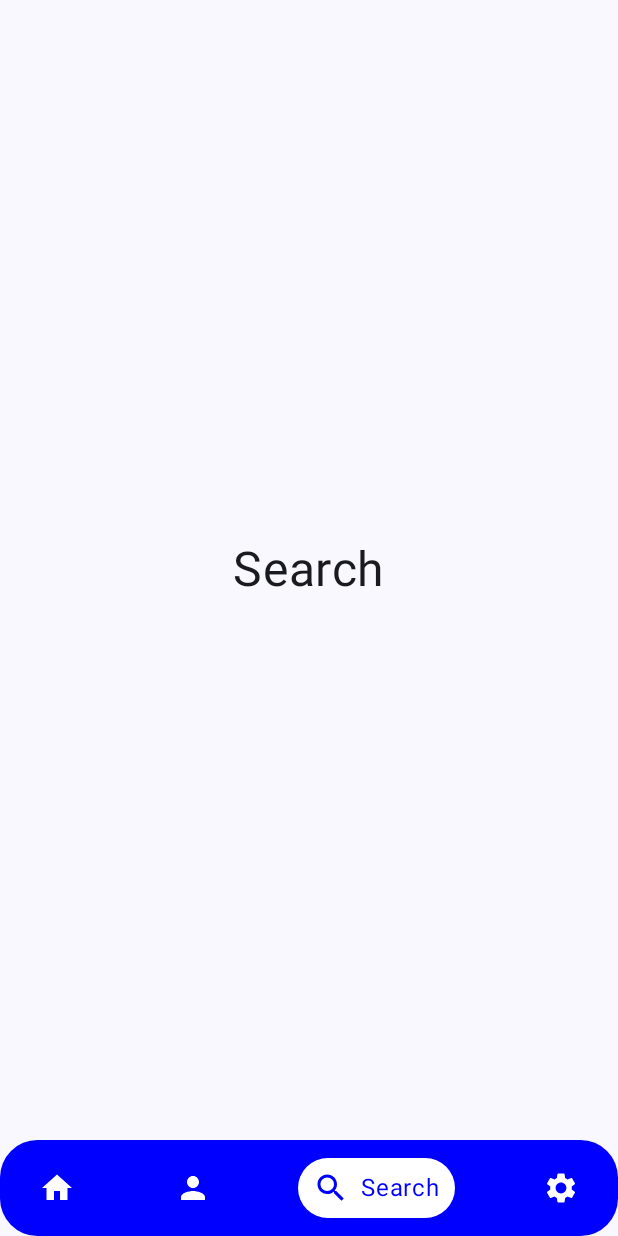
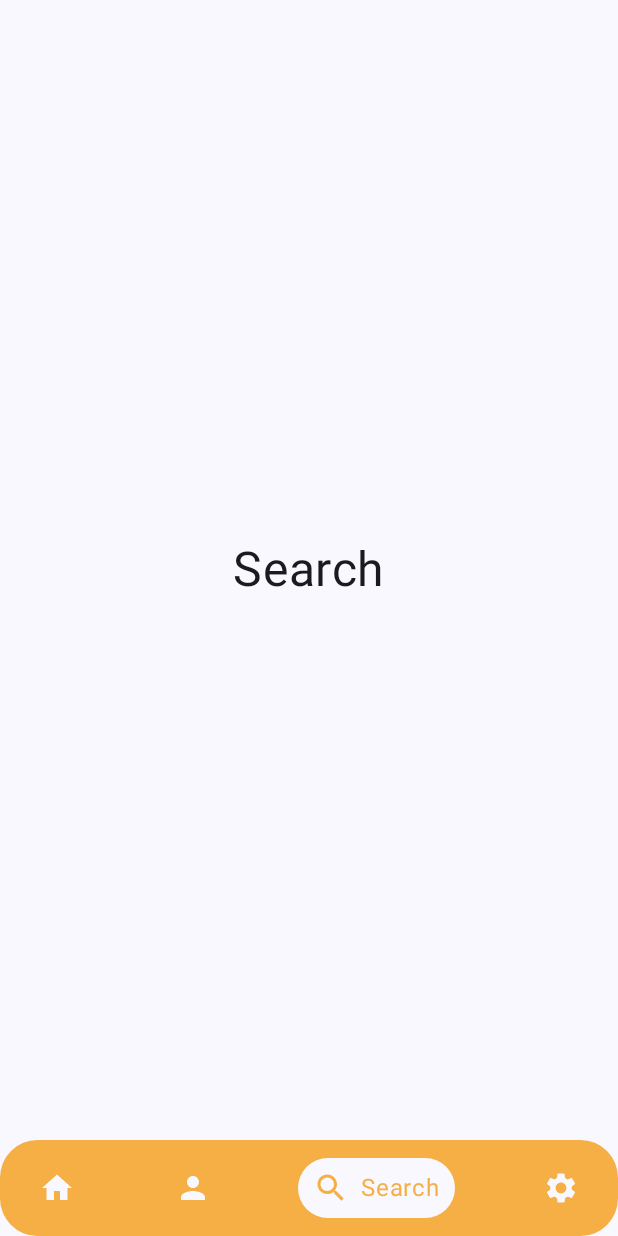
Before and after one commit to Zuanid-Sutlan/AnimatedBottomNavs, an Android app built with Jetpack Compose: the screen it shows after launch (MainActivity), after a tap on "Sample 1", on a phone screen of 412 x 824 dp. Run offline under Robolectric (Android 15) with nearby library versions, the phone set to English and light mode, and no system bars.

Commit message:
color change test

```diff
--- a/app/src/main/java/com/devstudio/animatedbottomnavs/ui/SampleOne.kt
+++ b/app/src/main/java/com/devstudio/animatedbottomnavs/ui/SampleOne.kt
@@ -8,6 +8,7 @@ import androidx.compose.animation.core.tween
 import androidx.compose.foundation.background
 import androidx.compose.foundation.clickable
 import androidx.compose.foundation.interaction.MutableInteractionSource
+import androidx.compose.foundation.isSystemInDarkTheme
 import androidx.compose.foundation.layout.Arrangement
 import androidx.compose.foundation.layout.Box
 import androidx.compose.foundation.layout.Row
@@ -27,6 +28,7 @@ import androidx.compose.material.icons.filled.Search
 import androidx.compose.material.icons.filled.Settings
 import androidx.compose.material3.BottomAppBar
 import androidx.compose.material3.Icon
+import androidx.compose.material3.MaterialTheme
 import androidx.compose.material3.Scaffold
 import androidx.compose.material3.Text
 import androidx.compose.runtime.Composable
@@ -44,6 +46,8 @@ import androidx.compose.ui.graphics.vector.ImageVector
 import androidx.compose.ui.tooling.preview.Preview
 import androidx.compose.ui.unit.dp
 import androidx.compose.ui.unit.sp
+import com.devstudio.animatedbottomnavs.ui.theme.OrangeDark
+import com.devstudio.animatedbottomnavs.ui.theme.OrangeLite
 
 data class Screen(val title: String, val icon: ImageVector)
 
@@ -80,7 +84,7 @@ fun SampleOne() {
 private fun BottomNavigationBar(currentScreen: String, onItemSelected: (String) -> Unit) {
 
     val color = animateColorAsState(
-        targetValue = Color.White,
+        targetValue = MaterialTheme.colorScheme.background,
         label = "",
         animationSpec = tween(durationMillis = 500)
     )
@@ -89,7 +93,10 @@ private fun BottomNavigationBar(currentScreen: String, onItemSelected: (String)
         modifier = Modifier
             .fillMaxWidth()
             .navigationBarsPadding()
-            .background(Color.Blue, RoundedCornerShape(25.dp))
+            .background(
+                if (isSystemInDarkTheme()) OrangeDark else OrangeLite,
+                RoundedCornerShape(25.dp)
+            )
             .padding(start = 18.dp, end = 18.dp, bottom = 12.dp, top = 12.dp),
         verticalAlignment = Alignment.CenterVertically,
         horizontalArrangement = Arrangement.SpaceBetween
@@ -106,16 +113,23 @@ private fun BottomNavigationBar(currentScreen: String, onItemSelected: (String)
                         )
                         .background(color.value, RoundedCornerShape(25.dp))
                         .padding(vertical = 8.dp, horizontal = 10.dp)
-                        .clickable { onItemSelected(screen.title) },
+                        .clickable(
+                            interactionSource = remember { MutableInteractionSource() },
+                            indication = null
+                        ) { onItemSelected(screen.title) },
                     verticalAlignment = Alignment.CenterVertically
                 ) {
                     Icon(
                         imageVector = screen.icon,
                         contentDescription = screen.title,
-                        tint = Color.Blue
+                        tint = if (isSystemInDarkTheme()) OrangeDark else OrangeLite
                     )
                     Spacer(modifier = Modifier.width(8.dp))
-                    Text(text = screen.title, fontSize = 16.sp, color = Color.Blue)
+                    Text(
+                        text = screen.title,
+                        fontSize = 16.sp,
+                        color = if (isSystemInDarkTheme()) OrangeDark else OrangeLite
+                    )
                 }
             } else {
                 Icon(
@@ -128,7 +142,7 @@ private fun BottomNavigationBar(currentScreen: String, onItemSelected: (String)
                             onClick = { onItemSelected(screen.title) }),
                     imageVector = screen.icon,
                     contentDescription = screen.title,
-                    tint = Color.White
+                    tint = MaterialTheme.colorScheme.background
                 )
             }
         }
--- a/app/src/main/java/com/devstudio/animatedbottomnavs/ui/theme/Color.kt
+++ b/app/src/main/java/com/devstudio/animatedbottomnavs/ui/theme/Color.kt
@@ -9,3 +9,7 @@ val Pink80 = Color(0xFFEFB8C8)
 val Purple40 = Color(0xFF6650a4)
 val PurpleGrey40 = Color(0xFF625b71)
 val Pink40 = Color(0xFF7D5260)
+
+
+val OrangeLite = Color(0xFFF5AF45)
+val OrangeDark = Color(0xFFE66226)
```
